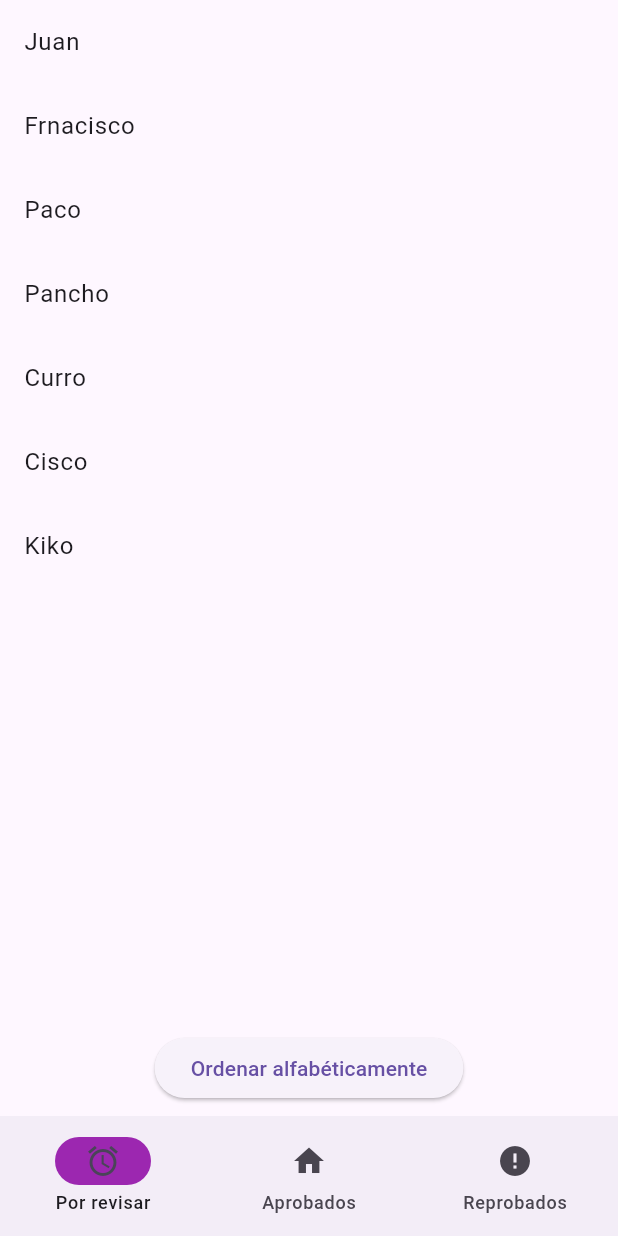
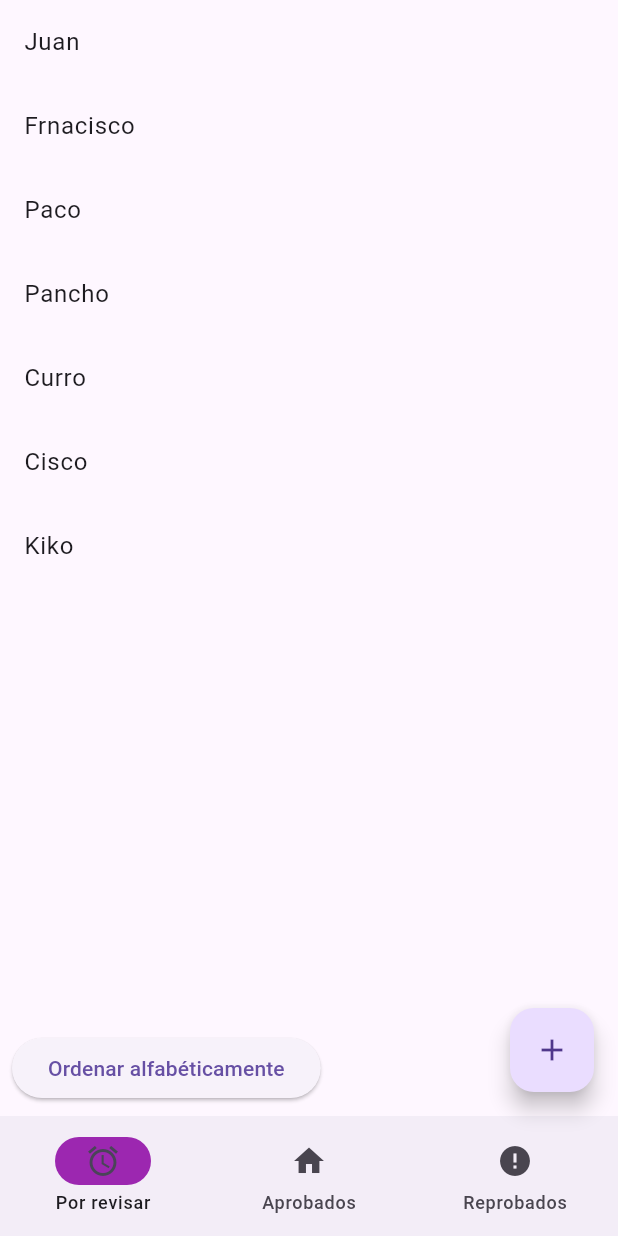
Before and after one commit to Galvez1114/nav_bar, a Flutter app: the screen it shows after launch, on a phone screen of 412 x 824 dp. Run offline on Flutter 3.47's test engine with Material 3 defaults, Android fonts, the phone set to English and light mode, and no system bars; our stand-ins replace flutter_bloc.

Commit message:
Boton agregar alumno

```diff
--- a/lib/calificaciones_bloc.dart
+++ b/lib/calificaciones_bloc.dart
@@ -77,6 +77,10 @@ class CalificacionesBloc
       ordenado = !ordenado;
       emit(NuevoTab(indice: indice));
     });
+    on<AgregarAlumno>((event, emit) {
+      _revision.add(event.nombre);
+      emit(NuevoTab(indice: indice));
+    });
   }
 
   void ordenar() {
@@ -100,7 +104,9 @@ class CambioTab extends EventoCalificacion {
   CambioTab({required this.indice});
 }
 
-sealed class EstadoCalificaciones {}
+sealed class EstadoCalificaciones {} //********************************************************** */
+
+class AgregandoAlumnoEstado extends EstadoCalificaciones {}
 
 class NuevoTab extends EstadoCalificaciones {
   final int indice;
@@ -114,9 +120,16 @@ class CambioAlumno extends EstadoCalificaciones {
 }
 
 abstract class EventoAlumno extends EventoCalificacion {
+  // ****************************************
   final String nombre;
 
   EventoAlumno({required this.nombre});
+}
+
+class AgregarAlumno extends EventoAlumno {
+  final int indice;
+
+  AgregarAlumno(this.indice, {required super.nombre});
 }
 
 class OrdenarAlfabetico extends EventoAlumno {
--- a/lib/main.dart
+++ b/lib/main.dart
@@ -8,7 +8,6 @@ void main() {
 
 class MainApp extends StatelessWidget {
   const MainApp({super.key});
-
   @override
   Widget build(BuildContext context) {
     return MaterialApp(
@@ -40,25 +39,101 @@ class MainApp extends StatelessWidget {
                       },
                     ),
                   ),
-                  Center(
-                      child: Padding(
-                    padding: const EdgeInsets.all(8.0),
-                    child: ElevatedButton(
-                        onPressed: () {
-                          context
-                              .read<CalificacionesBloc>()
-                              .add(OrdenarAlfabetico(bloc.ordenado));
-                        },
-                        child: Text(bloc.ordenado
-                            ? "No ordenar alfabéticamente"
-                            : "Ordenar alfabéticamente")),
-                  ))
+                  ButtonListAction(bloc: bloc)
                 ],
               ),
+              floatingActionButton: FloatingActionButton(
+                  child: const Icon(Icons.add),
+                  onPressed: () {
+                    showAlertDialog(context, bloc);
+                  }),
             );
           },
         ),
       ),
+    );
+  }
+
+  void showAlertDialog(BuildContext context, CalificacionesBloc bloc) {
+    TextEditingController alumnoController = TextEditingController();
+    // set up the button
+    Widget AgregarButton = TextButton(
+      child: const Text("Agregar"),
+      onPressed: () {
+        context
+            .read<CalificacionesBloc>()
+            .add(AgregarAlumno(bloc.indice, nombre: alumnoController.text));
+        Navigator.of(context).pop();
+      },
+    );
+
+    Widget CancelarButton = TextButton(
+      child: const Text("Cancelar"),
+      onPressed: () {
+        Navigator.of(context).pop();
+      },
+    );
+
+    Widget nombreAlumno = TextField(
+      controller: alumnoController,
+      decoration: const InputDecoration(label: Text("Ingresar nombre alumno")),
+    );
+
+    AlertDialog alert = AlertDialog(
+      title: const Text("Agregar alumno"),
+      content: nombreAlumno,
+      actions: [CancelarButton, AgregarButton],
+    );
+
+    showDialog(
+      context: context,
+      builder: (BuildContext context) {
+        return alert;
+      },
+    );
+  }
+}
+
+class ButtonListAction extends StatelessWidget {
+  const ButtonListAction({
+    super.key,
+    required this.bloc,
+  });
+
+  final CalificacionesBloc bloc;
+
+  @override
+  Widget build(BuildContext context) {
+    return Center(
+        child: Row(
+      children: [
+        BotonOrdenamiento(bloc: bloc),
+      ],
+    ));
+  }
+}
+
+class BotonOrdenamiento extends StatelessWidget {
+  const BotonOrdenamiento({
+    super.key,
+    required this.bloc,
+  });
+
+  final CalificacionesBloc bloc;
+
+  @override
+  Widget build(BuildContext context) {
+    return Padding(
+      padding: const EdgeInsets.all(8.0),
+      child: ElevatedButton(
+          onPressed: () {
+            context
+                .read<CalificacionesBloc>()
+                .add(OrdenarAlfabetico(bloc.ordenado));
+          },
+          child: Text(bloc.ordenado
+              ? "No ordenar alfabéticamente"
+              : "Ordenar alfabéticamente")),
     );
   }
 }
```
